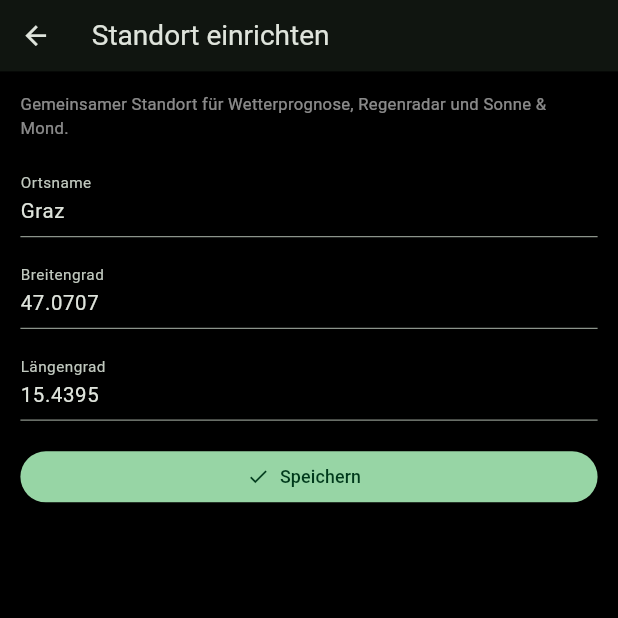
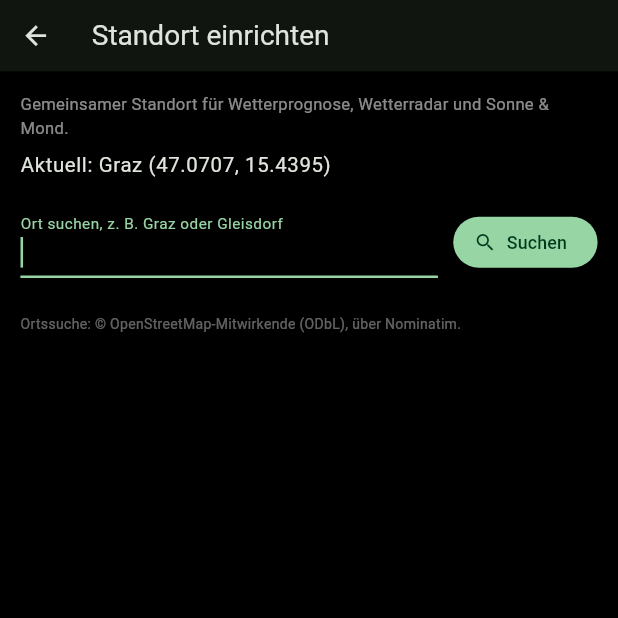
Before and after one commit to JayLo1401/home.radio, a Flutter app: the LocationSettingsScreen screen opened directly, on a phone screen of 412 x 824 dp, the top half of it. Run offline on Flutter 3.47's test engine with Material 3 defaults, Android fonts, the phone set to English and light mode, and no system bars; our stand-ins replace audio_service, cached_network_image, drift, flutter_riverpod, just_audio; missing offline and left inert: audio_session, full_svg_flutter, weather_svg_icons; accounts and stored records are empty; generated files the repository leaves out were written again; network calls fail.

Commit message:
feat: Standortsuche per Ortsname, Screenshots, Version 1.1.0
- Standort per Ortsname suchen (OpenStreetMap/Nominatim) statt Breiten-/
  Längengrad einzutippen; Treffer per Fernbedienung wählbar
- Screenshots für Webseite/README (Senderlogos unkenntlich gemacht)
- README: Grund für die App (DAB+ und Internetradio in einer Senderliste)
- Version 1.1.0+2

Co-Authored-By: Claude Opus 5.5 <noreply@anthropic.com>

```diff
--- a/lib/features/settings/location_settings_screen.dart
+++ b/lib/features/settings/location_settings_screen.dart
@@ -2,15 +2,15 @@ import 'package:flutter/material.dart';
 import 'package:flutter_riverpod/flutter_riverpod.dart';
 
 import '../../core/providers.dart';
+import '../../data/services/place_search_service.dart';
 
-/// Location used by the weather forecast, radar and sun/moon tiles - split
-/// out from the main settings list (previously three TextFields inline
-/// there) because D-Pad down couldn't get past them: arrow keys inside a
-/// focused TextField move the text cursor, not traversal focus, so once
-/// focus landed in one of these fields the rest of the settings list below
-/// it became unreachable. A dedicated sub-page (reached like "DAB+ RTL-SDR
-/// Einrichtung" already is) keeps the main list itself free of text fields
-/// entirely.
+/// Location used by the weather forecast, radar and sun/moon tiles: search a
+/// place by name (OpenStreetMap / Nominatim) and pick it from the results -
+/// its coordinates are taken over automatically.
+///
+/// Its own sub-page rather than inline in the settings list: arrow keys in a
+/// focused TextField move the text cursor, not traversal focus, which would
+/// trap the D-Pad there. After a search, focus jumps to the first result.
 class LocationSettingsScreen extends ConsumerStatefulWidget {
   const LocationSettingsScreen({super.key});
 
@@ -19,79 +19,114 @@ class LocationSettingsScreen extends ConsumerStatefulWidget {
 }
 
 class _LocationSettingsScreenState extends ConsumerState<LocationSettingsScreen> {
-  late final TextEditingController _nameController;
-  late final TextEditingController _latController;
-  late final TextEditingController _lonController;
-
-  @override
-  void initState() {
-    super.initState();
-    final settings = ref.read(weatherDisplaySettingsProvider);
-    _nameController = TextEditingController(text: settings.locationName);
-    _latController = TextEditingController(text: settings.lat.toString());
-    _lonController = TextEditingController(text: settings.lon.toString());
-  }
+  final _service = PlaceSearchService();
+  final _queryController = TextEditingController();
+  final _firstResultFocus = FocusNode();
+  List<PlaceResult>? _results;
+  bool _searching = false;
+  String? _error;
 
   @override
   void dispose() {
-    _nameController.dispose();
-    _latController.dispose();
-    _lonController.dispose();
+    _queryController.dispose();
+    _firstResultFocus.dispose();
     super.dispose();
   }
 
-  Future<void> _save() async {
-    final lat = double.tryParse(_latController.text.replaceAll(',', '.'));
-    final lon = double.tryParse(_lonController.text.replaceAll(',', '.'));
-    if (lat == null || lon == null) {
-      ScaffoldMessenger.of(context).showSnackBar(
-        const SnackBar(content: Text('Breiten-/Längengrad ungültig.')),
-      );
-      return;
+  Future<void> _search() async {
+    if (_searching || _queryController.text.trim().isEmpty) return;
+    setState(() {
+      _searching = true;
+      _error = null;
+    });
+    try {
+      final results = await _service.search(_queryController.text);
+      if (!mounted) return;
+      setState(() => _results = results);
+      if (results.isNotEmpty) {
+        WidgetsBinding.instance.addPostFrameCallback((_) => _firstResultFocus.requestFocus());
+      }
+    } catch (e) {
+      if (mounted) setState(() => _error = 'Suche fehlgeschlagen - Internetverbindung prüfen.');
+    } finally {
+      if (mounted) setState(() => _searching = false);
     }
-    final name = _nameController.text.trim();
-    await ref.read(weatherDisplaySettingsProvider.notifier).setLocation(lat, lon, name.isEmpty ? 'Standort' : name);
-    if (mounted) {
-      ScaffoldMessenger.of(context).showSnackBar(const SnackBar(content: Text('Standort gespeichert.')));
-    }
+  }
+
+  Future<void> _pick(PlaceResult p) async {
+    await ref.read(weatherDisplaySettingsProvider.notifier).setLocation(p.lat, p.lon, p.name);
+    if (!mounted) return;
+    ScaffoldMessenger.of(context).showSnackBar(SnackBar(content: Text('Standort: ${p.name}')));
+    Navigator.of(context).pop();
   }
 
   @override
   Widget build(BuildContext context) {
+    final current = ref.watch(weatherDisplaySettingsProvider);
+    final results = _results;
     return Scaffold(
       appBar: AppBar(title: const Text('Standort einrichten')),
       body: ListView(
         padding: const EdgeInsets.all(16),
         children: [
           const Text(
-            'Gemeinsamer Standort für Wetterprognose, Regenradar und Sonne & Mond.',
+            'Gemeinsamer Standort für Wetterprognose, Wetterradar und Sonne & Mond.',
             style: TextStyle(color: Colors.white54, fontSize: 13),
           ),
+          const SizedBox(height: 8),
+          Text(
+            'Aktuell: ${current.locationName} '
+            '(${current.lat.toStringAsFixed(4)}, ${current.lon.toStringAsFixed(4)})',
+            style: Theme.of(context).textTheme.bodyLarge,
+          ),
           const SizedBox(height: 20),
-          TextField(
-            controller: _nameController,
-            decoration: const InputDecoration(labelText: 'Ortsname'),
-            onSubmitted: (_) => _save(),
+          Row(
+            children: [
+              Expanded(
+                child: TextField(
+                  controller: _queryController,
+                  autofocus: true,
+                  textInputAction: TextInputAction.search,
+                  decoration: const InputDecoration(labelText: 'Ort suchen, z. B. Graz oder Gleisdorf'),
+                  onSubmitted: (_) => _search(),
+                ),
+              ),
+              const SizedBox(width: 12),
+              FilledButton.icon(
+                onPressed: _searching ? null : _search,
+                icon: _searching
+                    ? const SizedBox(width: 18, height: 18, child: CircularProgressIndicator(strokeWidth: 2))
+                    : const Icon(Icons.search),
+                label: const Text('Suchen'),
+              ),
+            ],
           ),
           const SizedBox(height: 16),
-          TextField(
-            controller: _latController,
-            decoration: const InputDecoration(labelText: 'Breitengrad'),
-            keyboardType: const TextInputType.numberWithOptions(signed: true, decimal: true),
-            onSubmitted: (_) => _save(),
-          ),
-          const SizedBox(height: 16),
-          TextField(
-            controller: _lonController,
-            decoration: const InputDecoration(labelText: 'Längengrad'),
-            keyboardType: const TextInputType.numberWithOptions(signed: true, decimal: true),
-            onSubmitted: (_) => _save(),
-          ),
-          const SizedBox(height: 20),
-          FilledButton.icon(
-            onPressed: _save,
-            icon: const Icon(Icons.check),
-            label: const Text('Speichern'),
+          if (_error != null) Text(_error!, style: const TextStyle(color: Colors.redAccent)),
+          if (results != null && results.isEmpty)
+            const Text('Kein Ort gefunden.', style: TextStyle(color: Colors.white54)),
+          if (results != null)
+            for (var i = 0; i < results.length; i++)
+              Card(
+                margin: const EdgeInsets.only(bottom: 8),
+                child: ListTile(
+                  focusNode: i == 0 ? _firstResultFocus : null,
+                  // Clearly visible on a TV when selected with the D-Pad.
+                  focusColor: Theme.of(context).colorScheme.primary.withValues(alpha: 0.35),
+                  shape: RoundedRectangleBorder(borderRadius: BorderRadius.circular(12)),
+                  leading: const Icon(Icons.place_outlined),
+                  title: Text(results[i].name),
+                  subtitle: Text(
+                    '${results[i].region.isEmpty ? '' : '${results[i].region} · '}'
+                    '${results[i].lat.toStringAsFixed(3)}, ${results[i].lon.toStringAsFixed(3)}',
+                  ),
+                  onTap: () => _pick(results[i]),
+                ),
+              ),
+          const SizedBox(height: 12),
+          const Text(
+            'Ortssuche: © OpenStreetMap-Mitwirkende (ODbL), über Nominatim.',
+            style: TextStyle(color: Colors.white38, fontSize: 11),
           ),
         ],
       ),
--- a/lib/features/settings/settings_screen.dart
+++ b/lib/features/settings/settings_screen.dart
@@ -573,6 +573,10 @@ class _AboutBlockState extends State<_AboutBlock> {
               'Sendersuche und Logos über das Community-Verzeichnis Radio Browser (radio-browser.info)',
             ),
             line(
+              'Ortssuche',
+              '© OpenStreetMap-Mitwirkende, Daten unter der Open Database License (ODbL), über Nominatim.',
+            ),
+            line(
               'Wetterradar',
               'Niederschlag, Niederschlagsart und Böen: © GeoSphere Austria, Nowcast (INCA), '
                   'lizenziert unter CC BY 4.0. '
--- a/pubspec.yaml
+++ b/pubspec.yaml
@@ -16,7 +16,7 @@ publish_to: 'none' # Remove this line if you wish to publish to pub.dev
 # https://developer.apple.com/library/archive/documentation/General/Reference/InfoPlistKeyReference/Articles/CoreFoundationKeys.html
 # In Windows, build-name is used as the major, minor, and patch parts
 # of the product and file versions while build-number is used as the build suffix.
-version: 1.0.0+1
+version: 1.1.0+2
 
 environment:
   sdk: ^3.12.2
```
Also changed, not shown: lib/data/services/place_search_service.dart (added, +56 -0 lines), 7 other files.
